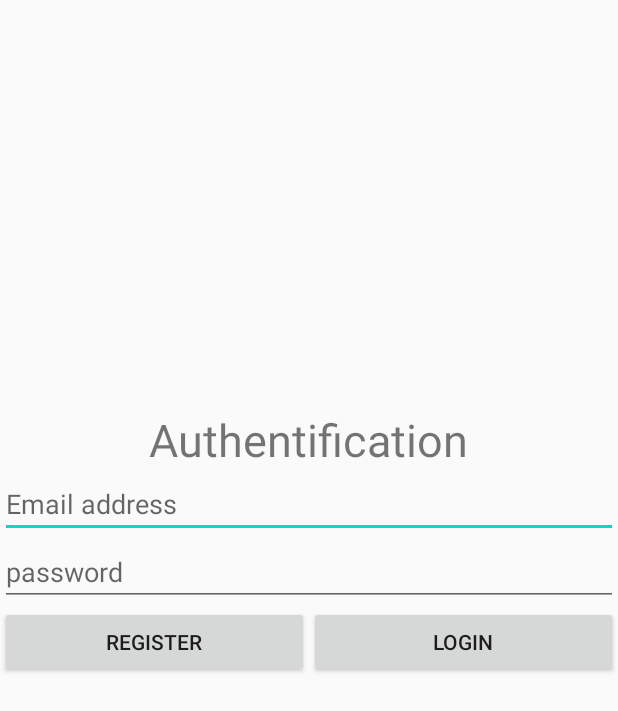
After one commit to iceteao/Gachamon, an Android app: the LoginActivity screen opened directly, with no data from a screen before it, on a phone screen of 412 x 824 dp. The commit adds this screen. Shown: the top 711 px of the screen. Run offline under Robolectric (Android 15) with nearby library versions, the phone set to English and light mode, and no system bars; our stand-ins replace RxJava.

Commit message:
login features

```diff
--- a/app/build.gradle
+++ b/app/build.gradle
@@ -31,6 +31,10 @@ dependencies {
     implementation 'com.github.bumptech.glide:glide:3.7.0'
     implementation 'androidx.recyclerview:recyclerview:1.1.0'
     implementation 'androidx.legacy:legacy-support-v4:1.0.0'
+    implementation 'io.reactivex.rxjava2:rxandroid:2.0.1'
+    implementation 'io.reactivex.rxjava2:rxjava:2.1.7'
+    implementation 'com.squareup.retrofit2:adapter-rxjava2:2.3.0'
+    implementation 'com.squareup.retrofit2:converter-scalars:2.3.0'
     testImplementation 'junit:junit:4.12'
     androidTestImplementation 'androidx.test.ext:junit:1.1.2'
     androidTestImplementation 'androidx.test.espresso:espresso-core:3.3.0'
--- a/app/src/main/AndroidManifest.xml
+++ b/app/src/main/AndroidManifest.xml
@@ -10,7 +10,9 @@
         android:label="@string/app_name"
         android:roundIcon="@mipmap/ic_launcher_round"
         android:supportsRtl="true"
+        android:usesCleartextTraffic="true"
         android:theme="@style/AppTheme">
+
         <activity android:name=".main.PokeDetails"></activity>
         <activity android:name=".main.SummonPage">
         </activity>
@@ -18,7 +20,8 @@
         </activity>
         <activity android:name=".main.Inventory" />
         <activity android:name=".main.Items" />
-        <activity android:name=".main.MainActivity" >
+        <activity android:name=".main.MainActivity" />
+        <activity android:name=".login.LoginActivity" >
         <intent-filter>
             <action android:name="android.intent.action.MAIN" />
 
--- /dev/null
+++ b/app/src/main/java/com/example/gachamon/login/LoginActivity.java
@@ -0,0 +1,177 @@
+package com.example.gachamon.login;
+
+import android.content.Intent;
+import android.content.SharedPreferences;
+import android.os.Bundle;
+import android.util.Log;
+import android.view.View;
+import android.widget.Button;
+import android.widget.EditText;
+import android.widget.Toast;
+
+import androidx.appcompat.app.AlertDialog;
+import androidx.appcompat.app.AppCompatActivity;
+
+import com.example.gachamon.R;
+import com.example.gachamon.main.MainActivity;
+import com.example.gachamon.pokeapi.RetrofitInterface;
+
+import io.reactivex.android.schedulers.AndroidSchedulers;
+import io.reactivex.disposables.CompositeDisposable;
+import io.reactivex.functions.Consumer;
+import io.reactivex.schedulers.Schedulers;
+import retrofit2.Retrofit;
+
+public class LoginActivity extends AppCompatActivity {
+    RetrofitInterface myAPI;
+    CompositeDisposable compositeDisposable = new CompositeDisposable();
+    SharedPreferences pref;
+    EditText edt_email,edt_password;
+    Button btn_register,btn_login;
+    String unlogged = "unlogged";
+    Intent intent;
+    @Override
+    protected void onStart() {
+
+        super.onStart();
+        checkSession();
+
+    }
+    private void checkSession() {
+        //check if user is logged in
+        //if user is logged in --> move to mainActivity
+
+        SessionManagement sessionManagement = new SessionManagement(LoginActivity.this);
+        String userEmail = sessionManagement.getSession();
+        Log.e("name",userEmail);
+        if(userEmail != unlogged){
+
+        }
+        else {
+            moveToMainActivity();
+        }
+
+    }
+    @Override
+    protected void onStop(){
+        compositeDisposable.clear();
+        super.onStop();
+    }
+
+    @Override
+    protected void onDestroy(){
+        compositeDisposable.clear();
+        super.onDestroy();
+    }
+
+    @Override
+    protected void onCreate(Bundle savedInstanceState) {
+        super.onCreate(savedInstanceState);
+        setContentView(R.layout.activity_login);
+        Retrofit retrofit = RetrofitClient.getInstance();
+        intent = new Intent(LoginActivity.this, MainActivity.class);
+        myAPI = retrofit.create(RetrofitInterface.class);
+        pref = getSharedPreferences("user_details",MODE_PRIVATE);
+
+        btn_login = (Button) findViewById(R.id.loginBtn);
+        btn_register = (Button) findViewById(R.id.registerBtn);
+
+        edt_email = (EditText) findViewById(R.id.edt_email);
+        edt_password =(EditText) findViewById(R.id.edt_password);
+
+
+        btn_login.setOnClickListener(new View.OnClickListener() {
+            @Override
+            public void onClick(View v) {
+                loginUser(edt_email.getText().toString(),edt_password.getText().toString());
+
+            }
+        });
+
+        btn_register.setOnClickListener(new View.OnClickListener() {
+            @Override
+            public void onClick(View v) {
+                registerUser(edt_email.getText().toString(),edt_password.getText().toString());
+            }
+        });
+    }
+
+
+
+    private void registerUser(final String email, final String password) {
+        //View view = getLayoutInflater().inflate(R.layout.signupform,null);
+        AlertDialog.Builder builder = new AlertDialog.Builder(this);
+        // builder.setView(view).show();
+        //EditText edt_email = (EditText) view.findViewById(R.id.edt_email);
+        //EditText reg_password = (EditText) view.findViewById(R.id.edt_password);
+        // compositeDisposable.add(myAPI.registerUser(email,edt_email.getText().toString(),reg_password.getText().toString())
+        compositeDisposable.add(myAPI.registerUser(email,password)
+                .subscribeOn(Schedulers.io())
+                .observeOn(AndroidSchedulers.mainThread())
+                .subscribe(new Consumer<String>() {
+                    @Override
+                    public void accept(String s) throws Exception {
+                        Toast.makeText(LoginActivity.this,""+s, Toast.LENGTH_LONG).show();
+                    }
+                })
+        );
+
+    }
+
+
+    private void loginUser(final String email, String password) {
+        compositeDisposable.add(myAPI.loginUser(email,password)
+                .subscribeOn(Schedulers.io())
+                .observeOn(AndroidSchedulers.mainThread())
+                .subscribe(new Consumer<String>(){
+                    @Override
+                    public void accept (String s) throws Exception {
+                        Log.e("s=,", s);
+                        if (s.contains("206")){
+                            Toast.makeText(LoginActivity.this,"Wrong email", Toast.LENGTH_LONG).show();
+
+                        }
+
+                        if (s.contains("200")) {
+
+                            Toast.makeText(LoginActivity.this, "Login Success", Toast.LENGTH_LONG).show();
+                            SharedPreferences.Editor editor = pref.edit();
+                            editor.putString("email",email);
+                            editor.commit();
+                            startActivity(intent);
+                        }
+
+                        if (s.contains("204")) {
+                            Toast.makeText(LoginActivity.this, "Email and password does not match", Toast.LENGTH_LONG).show();
+                        }
+
+                    }
+
+
+                })
+
+
+
+
+        );
+
+       // checkSession();
+      //  Log.e("name","userEmail");
+
+
+
+
+    }
+    private void moveToLogin() {
+        Intent intent = new Intent(LoginActivity.this, LoginActivity.class);
+        intent.setFlags(Intent.FLAG_ACTIVITY_CLEAR_TASK|Intent.FLAG_ACTIVITY_NEW_TASK);
+        startActivity(intent);
+    }
+
+    private void moveToMainActivity() {
+        Intent intent = new Intent(LoginActivity.this, MainActivity.class);
+        intent.setFlags(Intent.FLAG_ACTIVITY_CLEAR_TASK|Intent.FLAG_ACTIVITY_NEW_TASK);
+        startActivity(intent);
+    }
+
+}
--- /dev/null
+++ b/app/src/main/java/com/example/gachamon/login/RetrofitClient.java
@@ -0,0 +1,19 @@
+package com.example.gachamon.login;
+
+import retrofit2.Retrofit;
+import retrofit2.adapter.rxjava2.RxJava2CallAdapterFactory;
+import retrofit2.converter.scalars.ScalarsConverterFactory;
+
+public class RetrofitClient {
+    private static Retrofit instance;
+
+    public static Retrofit getInstance(){
+        if(instance == null)
+            instance = new Retrofit.Builder()
+                    .baseUrl("http:///10.0.2.2:4000")
+                    .addConverterFactory(ScalarsConverterFactory.create())
+                    .addCallAdapterFactory(RxJava2CallAdapterFactory.create())
+                    .build();
+            return instance;
+    }
+}
--- /dev/null
+++ b/app/src/main/java/com/example/gachamon/login/SessionManagement.java
@@ -0,0 +1,41 @@
+package com.example.gachamon.login;
+
+import android.content.Context;
+import android.content.SharedPreferences;
+
+public class SessionManagement {
+    SharedPreferences sharedPreferences;
+    SharedPreferences.Editor editor;
+    String SHARED_PREF_NAME = "session";
+    String SESSION_KEY = "session_user";
+    String unlogged = "unlogged";
+
+    public SessionManagement(Context context) {
+        sharedPreferences = context.getSharedPreferences(SHARED_PREF_NAME, Context.MODE_PRIVATE);
+        editor = sharedPreferences.edit();
+    }
+
+    public void saveSession(User user) {
+        //save session of user whenever user is logged in
+        //  int id = user.getId();
+        String email = user.getEmail();
+
+        //editor.putInt(SESSION_KEY,id).commit();
+        editor.putString(SESSION_KEY, email).commit();
+    }
+
+    // public int getSession(){
+    public String getSession() {
+        //return user id whose session is saved
+
+        //       return sharedPreferences.getInt(SESSION_KEY,-1);
+        return sharedPreferences.getString(SESSION_KEY, unlogged);
+    }
+
+
+    public void removeSession() {
+        //   editor.putInt(SESSION_KEY,-1).commit();
+        editor.putString(SESSION_KEY, unlogged).commit();
+
+    }
+}
--- /dev/null
+++ b/app/src/main/java/com/example/gachamon/pokeapi/RetrofitInterface.java
@@ -0,0 +1,22 @@
+package com.example.gachamon.pokeapi;
+
+
+import io.reactivex.Observable;
+import retrofit2.http.Field;
+import retrofit2.http.FormUrlEncoded;
+import retrofit2.http.POST;
+
+public interface RetrofitInterface {
+    @POST("register")
+    @FormUrlEncoded
+    Observable<String> registerUser(@Field("email") String email,
+                                    //@Field("name") String name,
+                                    @Field("password") String password);
+
+
+    @POST("login")
+    @FormUrlEncoded
+    Observable<String> loginUser(@Field("email") String email,
+                                 @Field("password") String password);
+
+}
--- /dev/null
+++ b/app/src/main/res/layout/activity_login.xml
@@ -0,0 +1,75 @@
+<?xml version="1.0" encoding="utf-8"?>
+<androidx.constraintlayout.widget.ConstraintLayout
+    xmlns:android="http://schemas.android.com/apk/res/android"
+    xmlns:app="http://schemas.android.com/apk/res-auto"
+    xmlns:tools="http://schemas.android.com/tools"
+    android:layout_width="match_parent"
+    android:layout_height="match_parent">
+
+    <androidx.appcompat.widget.LinearLayoutCompat
+        android:layout_width="match_parent"
+        android:layout_height="wrap_content"
+        android:orientation="vertical"
+        app:layout_constraintBottom_toBottomOf="parent"
+        app:layout_constraintHorizontal_bias="0.0"
+        app:layout_constraintLeft_toLeftOf="parent"
+        app:layout_constraintRight_toRightOf="parent"
+        app:layout_constraintTop_toTopOf="parent"
+        app:layout_constraintVertical_bias="0.423">
+
+        <TextView
+            android:layout_width="wrap_content"
+            android:layout_height="wrap_content"
+            android:layout_gravity="center"
+            android:text="Authentification"
+            android:textSize="30sp" />
+
+        <EditText
+            android:id="@+id/edt_email"
+            android:layout_width="match_parent"
+            android:layout_height="wrap_content"
+            android:hint="Email address"
+            android:inputType="textNoSuggestions"/>
+
+
+
+        <EditText
+            android:id="@+id/edt_password"
+            android:layout_width="match_parent"
+            android:layout_height="wrap_content"
+            android:hint="password"
+            android:inputType="textPassword" />
+
+
+        <androidx.appcompat.widget.LinearLayoutCompat
+            android:layout_width="match_parent"
+            android:layout_height="wrap_content"
+            android:orientation="horizontal"
+            android:weightSum="2">
+
+            <Button
+                android:id="@+id/registerBtn"
+                android:layout_width="20dp"
+                android:layout_height="wrap_content"
+                android:layout_weight="1"
+                android:text="register">
+            </Button>
+
+
+
+            <Button
+                android:id="@+id/loginBtn"
+                android:layout_width="20dp"
+                android:layout_height="wrap_content"
+                android:layout_weight="1"
+                android:text="login">
+
+            </Button>
+
+
+        </androidx.appcompat.widget.LinearLayoutCompat>
+
+
+    </androidx.appcompat.widget.LinearLayoutCompat>
+
+</androidx.constraintlayout.widget.ConstraintLayout>
--- a/build.gradle
+++ b/build.gradle
@@ -5,7 +5,7 @@ buildscript {
         jcenter()
     }
     dependencies {
-        classpath "com.android.tools.build:gradle:4.0.1"
+        classpath "com.android.tools.build:gradle:3.6.3"
 
         // NOTE: Do not place your application dependencies here; they belong
         // in the individual module build.gradle files
```
Also changed, not shown: app/src/main/java/com/example/gachamon/login/User.java (added, +29 -0 lines), app/src/main/java/com/example/gachamon/main/MainActivity.java (+17 -0 lines), app/src/main/res/layout/activity_main.xml (+24 -0 lines).
